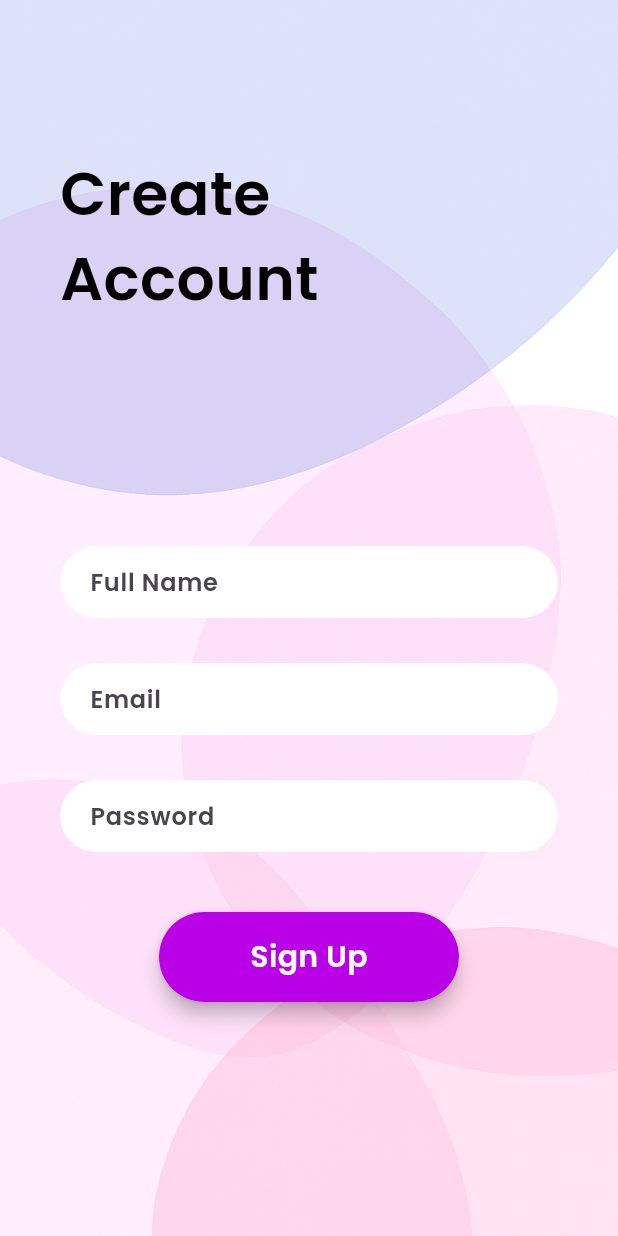
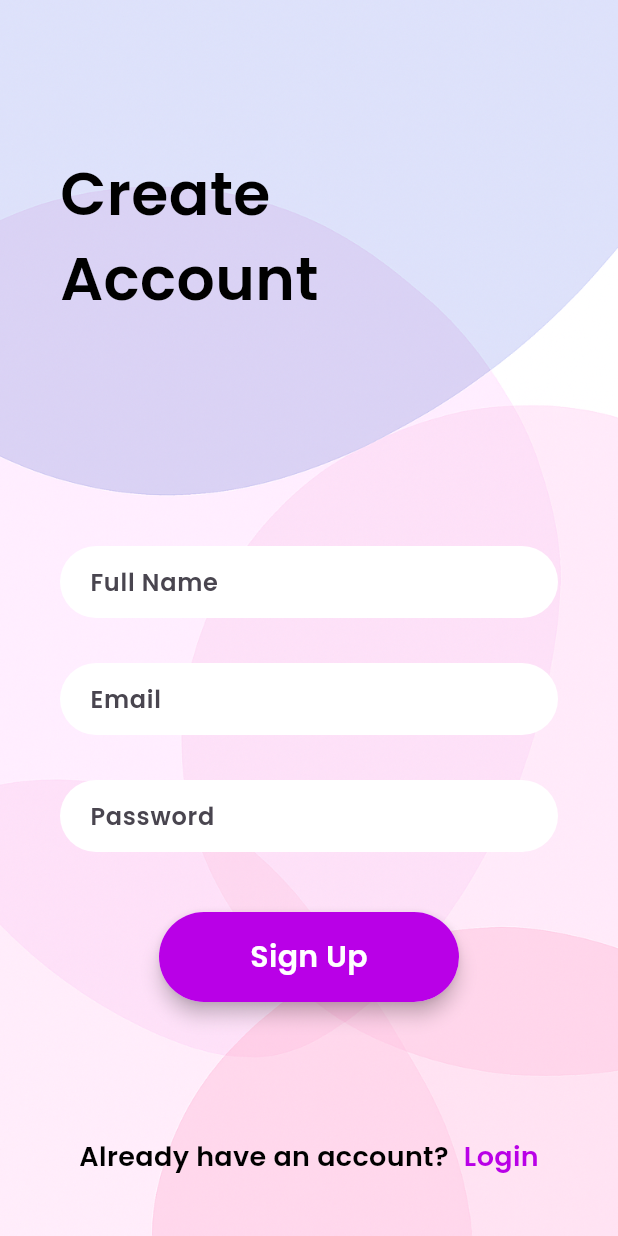
Before and after one commit to jasonchriscodes/juice_dash, a Flutter app: the screen it shows after launch, on a phone screen of 412 x 824 dp. Run offline on Flutter 3.47's test engine with Material 3 defaults, Android fonts, the phone set to English and light mode, and no system bars; missing offline and left inert: dart:ffi.

Commit message:
feat: add already have an account

```diff
--- a/lib/pages/signup.dart
+++ b/lib/pages/signup.dart
@@ -102,6 +102,29 @@ class _SignupState extends State<Signup> {
                   ),
                 ),
               ),
+            ),
+            const Spacer(),
+            Row(
+              mainAxisAlignment: MainAxisAlignment.center,
+              children: [
+                Text(
+                  "Already have an account?",
+                  style: AppWidget.headlineTextStyle(18),
+                ),
+                const SizedBox(
+                  width: 10,
+                ),
+                const Text(
+                  "Login",
+                  style: TextStyle(
+                      color: Color(0xffb900e7),
+                      fontSize: 18,
+                      fontFamily: "Poppins"),
+                )
+              ],
+            ),
+            const SizedBox(
+              height: 40,
             )
           ],
         )
```
